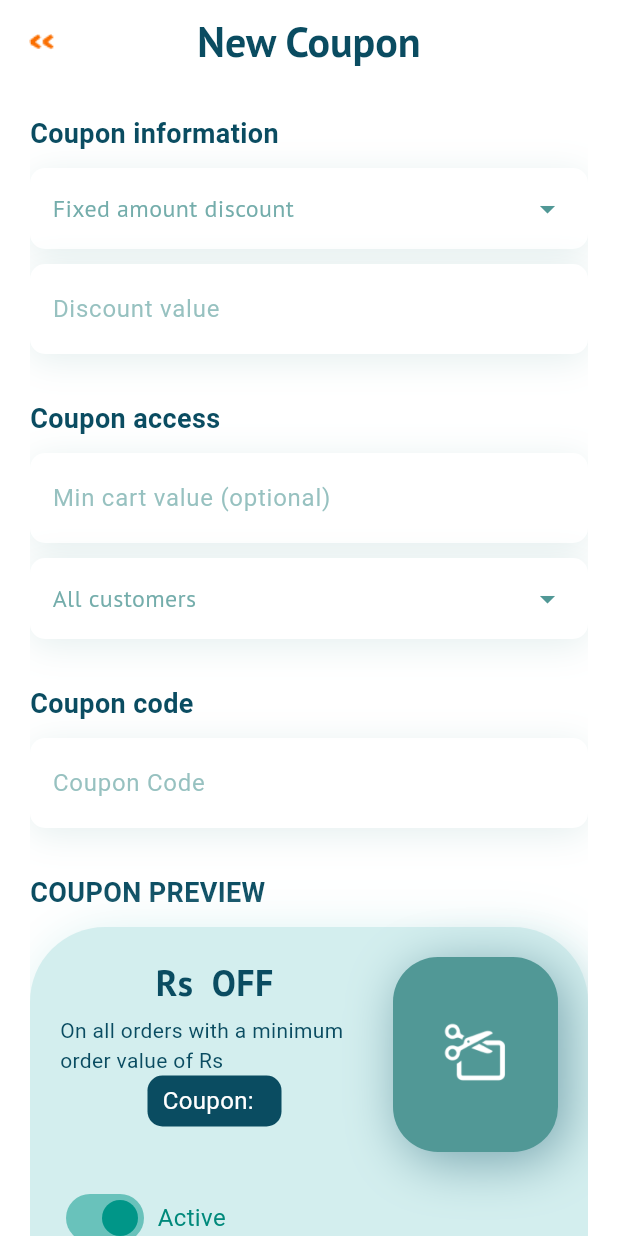
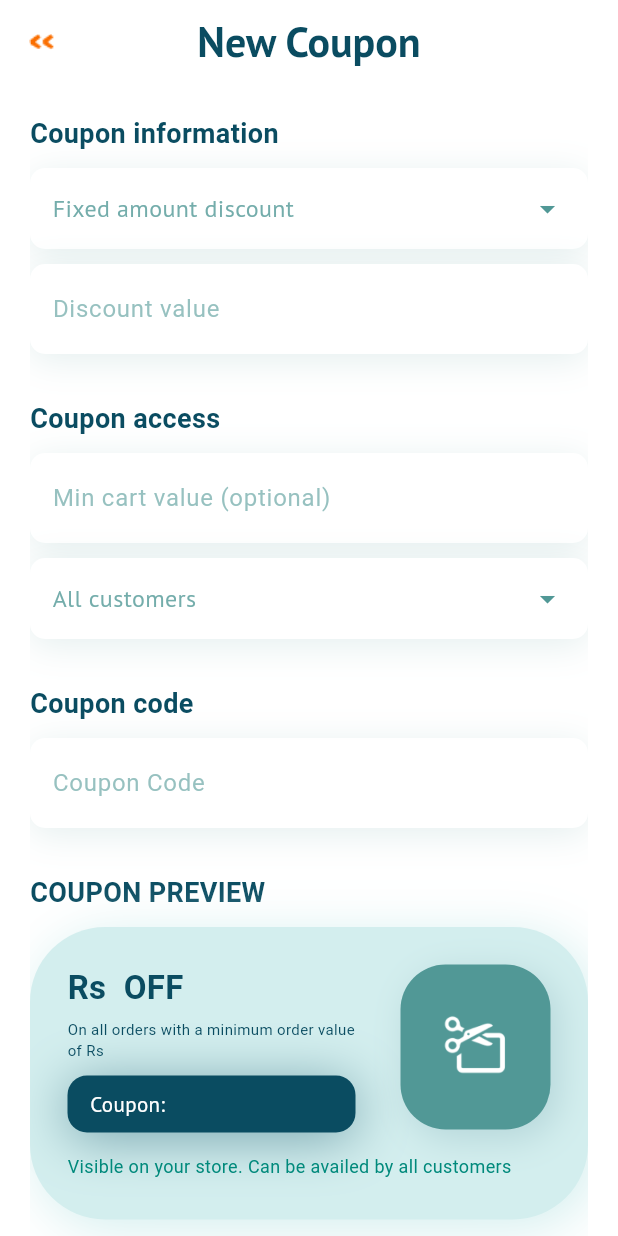
Before and after one commit to kaniket7209/cloudbelly_flutter, a Flutter app: the NewCouponScreen screen opened directly, on a phone screen of 412 x 824 dp. Run offline on Flutter 3.47's test engine with Material 3 defaults, Android fonts, the phone set to English and light mode, and no system bars; our stand-ins replace animated_bottom_navigation_bar, cached_network_image, figma_squircle, firebase_core, firebase_dynamic_links, firebase_messaging and 24 more; missing offline and left inert: dart_jsonwebtoken, fine_bar_chart, flutter_file_dialog; accounts and stored records are empty; Roboto replaces fonts that are missing (Product Sans Black); project files that could hold a hidden picture were left out.

```diff
--- a/lib/screens/Tabs/coupon_screen.dart
+++ b/lib/screens/Tabs/coupon_screen.dart
@@ -248,7 +248,7 @@ class _NewCouponScreenState extends State<NewCouponScreen> {
 
 Widget _buildCouponPreview() {
   return Container(
-      padding: EdgeInsets.all(20),
+    padding: EdgeInsets.all(25),
     decoration: ShapeDecoration(
       shadows: [
         BoxShadow(
@@ -269,55 +269,64 @@ class _NewCouponScreenState extends State<NewCouponScreen> {
       crossAxisAlignment: CrossAxisAlignment.start,
       children: [
         Row(
-            mainAxisAlignment: MainAxisAlignment.spaceBetween,
           crossAxisAlignment: CrossAxisAlignment.start,
           children: [
-              Column(
-                mainAxisSize: MainAxisSize.min,
-                mainAxisAlignment: MainAxisAlignment.start,
+            Expanded(
+              child: Column(
+                crossAxisAlignment: CrossAxisAlignment.start,
                 children: [
-                  Container(
-                    alignment: Alignment.centerLeft,
-                    child: Text(
+                  Text(
                     'Rs $discountValue OFF',
                     style: TextStyle(
-                        fontSize: 24,
-                        fontFamily: 'Product Sans',
+                      fontSize: 22,
+                      fontFamily: 'Product Sans Black',
                       fontWeight: FontWeight.bold,
                       color: Color(0xff0A4C61),
                     ),
                   ),
-                  ),
                   SizedBox(height: 5),
-                  Container(
-                    constraints: BoxConstraints(maxWidth: 50.w),
-                    child: Text(
+                  Text(
                     'On all orders with a minimum order value of Rs $minCartValue',
                     style: TextStyle(
-                        fontSize: 14,
+                      fontSize: 10,
                       color: Color(0xff0A4C61),
                     ),
                   ),
+                  SizedBox(height: 10),
+                  Container(
+                    padding: EdgeInsets.symmetric(horizontal: 15, vertical: 8),
+                   decoration: ShapeDecoration(
+                shadows: [
+                  BoxShadow(
+                    color: Color(0xff0A4C61).withOpacity(0.45),
+                    blurRadius: 30,
+                    offset: Offset(0, 4),
+                    spreadRadius: 0,
                   ),
-                  Container(
-                    padding: EdgeInsets.symmetric(horizontal: 10, vertical: 5),
-                    decoration: BoxDecoration(
+                ],
                 color: Color(0xff0A4C61),
-                      borderRadius: BorderRadius.circular(10),
+                // color: Colors.red,
+                shape: SmoothRectangleBorder(
+                  borderRadius: SmoothBorderRadius(
+                    cornerRadius: 13,
+                    cornerSmoothing: 1,
+                  ),
+                ),
               ),
                     child: Row(
                       children: [
                         Text(
-                          'Coupon:  ',
+                          'Coupon: ',
                           style: TextStyle(
-                            fontSize: 16,
+                            fontSize: 14,
+                             fontFamily: 'Product Sans',
                             color: Colors.white,
                           ),
                         ),
                         Text(
                           '$couponCode',
                           style: TextStyle(
-                            fontSize: 17,
+                            fontSize: 15,
                             fontWeight: FontWeight.bold,
                             fontFamily: 'Product Sans',
                             color: Color(0xffA3DBDB),
@@ -328,13 +337,15 @@ class _NewCouponScreenState extends State<NewCouponScreen> {
                   ),
                 ],
               ),
+            ),
+            SizedBox(width: 30),
             Container(
-                padding: EdgeInsets.symmetric(horizontal: 30, vertical: 40),
+              padding: EdgeInsets.symmetric(horizontal: 25,vertical: 30),
               decoration: ShapeDecoration(
                 shadows: [
                   BoxShadow(
-                      color: Color(0xff0A4C61).withOpacity(0.45),
-                      blurRadius: 30,
+                    color: Color(0xff0A4C61).withOpacity(0.15),
+                    blurRadius: 20,
                     offset: Offset(5, 6),
                     spreadRadius: 0,
                   ),
@@ -347,37 +358,66 @@ class _NewCouponScreenState extends State<NewCouponScreen> {
                   ),
                 ),
               ),
+              child: Center(
                 child: Image.asset(
-                  'assets/images/Coupon.png',
+                  'assets/images/Coupon.png', // Replace with your asset path
                   width: 50,
                 ),
               ),
+            ),
+
+
           ],
         ),
+        SizedBox(height: 2),
+        Container(
+          padding: EdgeInsets.symmetric(horizontal: 0,vertical: 2),
+          //  decoration: ShapeDecoration(
+          //       shadows: [
+          //         BoxShadow(
+          //           color: Color(0xffD3EEEE),
+          //           blurRadius: 30,
+          //           offset: Offset(5, 6),
+          //           spreadRadius: 0,
+          //         ),
+          //       ],
+          //       color: Color(0xffD3EEEE).withOpacity(0.59),
+          //       // color: Colors.red,
+          //       shape: SmoothRectangleBorder(
+          //         borderRadius: SmoothBorderRadius(
+          //           cornerRadius: 30,
+          //           cornerSmoothing: 1,
+          //         ),
+          //       ),
+          //     ),
+          child: Column(
+            mainAxisSize: MainAxisSize.min,
+            mainAxisAlignment: MainAxisAlignment.start,
+            children: [
+              // Row(
+              //   mainAxisAlignment: MainAxisAlignment.start,
+              //   children: [
+              //     Switch(
+              //       value: isActive,
+              //       onChanged: (value) {
+              //         setState(() {
+              //           isActive = value;
+              //         });
+              //       },
+              //       activeColor: Colors.teal,
+              //     ),
+              //     SizedBox(width: 5),
+              //     Text(
+              //       'Active',
+              //       style: TextStyle(
+              //         fontSize: 16,
+              //         color: Colors.teal[600],
+              //       ),
+              //     ),
+              //   ],
+              // ),
+
               SizedBox(height: 10),
-          SizedBox(height: 10),
-          Row(
-            children: [
-              Switch(
-                value: isActive,
-                onChanged: (value) {
-                  setState(() {
-                    isActive = value;
-                  });
-                },
-                activeColor: Colors.teal,
-              ),
-              SizedBox(width: 5),
-              Text(
-                'Active',
-                style: TextStyle(
-                  fontSize: 16,
-                  color: Colors.teal[600],
-                ),
-              ),
-            ],
-          ),
-          SizedBox(height: 5),
                Text(
           'Visible on your store. Can be availed by all customers',
           style: TextStyle(
@@ -385,11 +425,15 @@ class _NewCouponScreenState extends State<NewCouponScreen> {
             color: Colors.teal[600],
           ),
         ),
+
+            ],
+          ),
+        ),
+
       ],
     ),
   );
 }
-
   void _showDropdown(BuildContext context, String title, List<String> options,
       Function(String) onSelected) {
     showModalBottomSheet(
```
Lines whose indentation alone changed are shown as unchanged.
